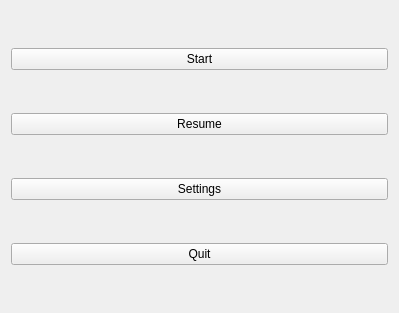
Old version of the form BTM_Qt/mainmenu.ui in the repository skandermoalla/CSE201-Top5.
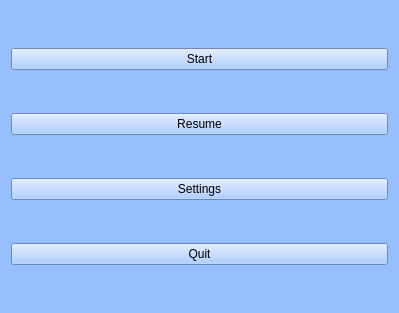
New version of the form.

Patch:
```diff
--- a/BTM_Qt/mainmenu.ui
+++ b/BTM_Qt/mainmenu.ui
@@ -10,6 +10,448 @@
     <height>313</height>
    </rect>
   </property>
+  <property name="palette">
+   <palette>
+    <active>
+     <colorrole role="WindowText">
+      <brush brushstyle="SolidPattern">
+       <color alpha="255">
+        <red>0</red>
+        <green>0</green>
+        <blue>0</blue>
+       </color>
+      </brush>
+     </colorrole>
+     <colorrole role="Button">
+      <brush brushstyle="SolidPattern">
+       <color alpha="255">
+        <red>151</red>
+        <green>191</green>
+        <blue>255</blue>
+       </color>
+      </brush>
+     </colorrole>
+     <colorrole role="Light">
+      <brush brushstyle="SolidPattern">
+       <color alpha="255">
+        <red>255</red>
+        <green>255</green>
+        <blue>255</blue>
+       </color>
+      </brush>
+     </colorrole>
+     <colorrole role="Midlight">
+      <brush brushstyle="SolidPattern">
+       <color alpha="255">
+        <red>203</red>
+        <green>223</green>
+        <blue>255</blue>
+       </color>
+      </brush>
+     </colorrole>
+     <colorrole role="Dark">
+      <brush brushstyle="SolidPattern">
+       <color alpha="255">
+        <red>75</red>
+        <green>95</green>
+        <blue>127</blue>
+       </color>
+      </brush>
+     </colorrole>
+     <colorrole role="Mid">
+      <brush brushstyle="SolidPattern">
+       <color alpha="255">
+        <red>101</red>
+        <green>127</green>
+        <blue>170</blue>
+       </color>
+      </brush>
+     </colorrole>
+     <colorrole role="Text">
+      <brush brushstyle="SolidPattern">
+       <color alpha="255">
+        <red>0</red>
+        <green>0</green>
+        <blue>0</blue>
+       </color>
+      </brush>
+     </colorrole>
+     <colorrole role="BrightText">
+      <brush brushstyle="SolidPattern">
+       <color alpha="255">
+        <red>255</red>
+        <green>255</green>
+        <blue>255</blue>
+       </color>
+      </brush>
+     </colorrole>
+     <colorrole role="ButtonText">
+      <brush brushstyle="SolidPattern">
+       <color alpha="255">
+        <red>0</red>
+        <green>0</green>
+        <blue>0</blue>
+       </color>
+      </brush>
+     </colorrole>
+     <colorrole role="Base">
+      <brush brushstyle="SolidPattern">
+       <color alpha="255">
+        <red>255</red>
+        <green>255</green>
+        <blue>255</blue>
+       </color>
+      </brush>
+     </colorrole>
+     <colorrole role="Window">
+      <brush brushstyle="SolidPattern">
+       <color alpha="255">
+        <red>151</red>
+        <green>191</green>
+        <blue>255</blue>
+       </color>
+      </brush>
+     </colorrole>
+     <colorrole role="Shadow">
+      <brush brushstyle="SolidPattern">
+       <color alpha="255">
+        <red>0</red>
+        <green>0</green>
+        <blue>0</blue>
+       </color>
+      </brush>
+     </colorrole>
+     <colorrole role="AlternateBase">
+      <brush brushstyle="SolidPattern">
+       <color alpha="255">
+        <red>203</red>
+        <green>223</green>
+        <blue>255</blue>
+       </color>
+      </brush>
+     </colorrole>
+     <colorrole role="ToolTipBase">
+      <brush brushstyle="SolidPattern">
+       <color alpha="255">
+        <red>255</red>
+        <green>255</green>
+        <blue>220</blue>
+       </color>
+      </brush>
+     </colorrole>
+     <colorrole role="ToolTipText">
+      <brush brushstyle="SolidPattern">
+       <color alpha="255">
+        <red>0</red>
+        <green>0</green>
+        <blue>0</blue>
+       </color>
+      </brush>
+     </colorrole>
+     <colorrole role="PlaceholderText">
+      <brush brushstyle="SolidPattern">
+       <color alpha="128">
+        <red>0</red>
+        <green>0</green>
+        <blue>0</blue>
+       </color>
+      </brush>
+     </colorrole>
+    </active>
+    <inactive>
+     <colorrole role="WindowText">
+      <brush brushstyle="SolidPattern">
+       <color alpha="255">
+        <red>0</red>
+        <green>0</green>
+        <blue>0</blue>
+       </color>
+      </brush>
+     </colorrole>
+     <colorrole role="Button">
+      <brush brushstyle="SolidPattern">
+       <color alpha="255">
+        <red>151</red>
+        <green>191</green>
+        <blue>255</blue>
+       </color>
+      </brush>
+     </colorrole>
+     <colorrole role="Light">
+      <brush brushstyle="SolidPattern">
+       <color alpha="255">
+        <red>255</red>
+        <green>255</green>
+        <blue>255</blue>
+       </color>
+      </brush>
+     </colorrole>
+     <colorrole role="Midlight">
+      <brush brushstyle="SolidPattern">
+       <color alpha="255">
+        <red>203</red>
+        <green>223</green>
+        <blue>255</blue>
+       </color>
+      </brush>
+     </colorrole>
+     <colorrole role="Dark">
+      <brush brushstyle="SolidPattern">
+       <color alpha="255">
+        <red>75</red>
+        <green>95</green>
+        <blue>127</blue>
+       </color>
+      </brush>
+     </colorrole>
+     <colorrole role="Mid">
+      <brush brushstyle="SolidPattern">
+       <color alpha="255">
+        <red>101</red>
+        <green>127</green>
+        <blue>170</blue>
+       </color>
+      </brush>
+     </colorrole>
+     <colorrole role="Text">
+      <brush brushstyle="SolidPattern">
+       <color alpha="255">
+        <red>0</red>
+        <green>0</green>
+        <blue>0</blue>
+       </color>
+      </brush>
+     </colorrole>
+     <colorrole role="BrightText">
+      <brush brushstyle="SolidPattern">
+       <color alpha="255">
+        <red>255</red>
+        <green>255</green>
+        <blue>255</blue>
+       </color>
+      </brush>
+     </colorrole>
+     <colorrole role="ButtonText">
+      <brush brushstyle="SolidPattern">
+       <color alpha="255">
+        <red>0</red>
+        <green>0</green>
+        <blue>0</blue>
+       </color>
+      </brush>
+     </colorrole>
+     <colorrole role="Base">
+      <brush brushstyle="SolidPattern">
+       <color alpha="255">
+        <red>255</red>
+        <green>255</green>
+        <blue>255</blue>
+       </color>
+      </brush>
+     </colorrole>
+     <colorrole role="Window">
+      <brush brushstyle="SolidPattern">
+       <color alpha="255">
+        <red>151</red>
+        <green>191</green>
+        <blue>255</blue>
+       </color>
+      </brush>
+     </colorrole>
+     <colorrole role="Shadow">
+      <brush brushstyle="SolidPattern">
+       <color alpha="255">
+        <red>0</red>
+        <green>0</green>
+        <blue>0</blue>
+       </color>
+      </brush>
+     </colorrole>
+     <colorrole role="AlternateBase">
+      <brush brushstyle="SolidPattern">
+       <color alpha="255">
+        <red>203</red>
+        <green>223</green>
+        <blue>255</blue>
+       </color>
+      </brush>
+     </colorrole>
+     <colorrole role="ToolTipBase">
+      <brush brushstyle="SolidPattern">
+       <color alpha="255">
+        <red>255</red>
+        <green>255</green>
+        <blue>220</blue>
+       </color>
+      </brush>
+     </colorrole>
+     <colorrole role="ToolTipText">
+      <brush brushstyle="SolidPattern">
+       <color alpha="255">
+        <red>0</red>
+        <green>0</green>
+        <blue>0</blue>
+       </color>
+      </brush>
+     </colorrole>
+     <colorrole role="PlaceholderText">
+      <brush brushstyle="SolidPattern">
+       <color alpha="128">
+        <red>0</red>
+        <green>0</green>
+        <blue>0</blue>
+       </color>
+      </brush>
+     </colorrole>
+    </inactive>
+    <disabled>
+     <colorrole role="WindowText">
+      <brush brushstyle="SolidPattern">
+       <color alpha="255">
+        <red>75</red>
+        <green>95</green>
+        <blue>127</blue>
+       </color>
+      </brush>
+     </colorrole>
+     <colorrole role="Button">
+      <brush brushstyle="SolidPattern">
+       <color alpha="255">
+        <red>151</red>
+        <green>191</green>
+        <blue>255</blue>
+       </color>
+      </brush>
+     </colorrole>
+     <colorrole role="Light">
+      <brush brushstyle="SolidPattern">
+       <color alpha="255">
+        <red>255</red>
+        <green>255</green>
+        <blue>255</blue>
+       </color>
+      </brush>
+     </colorrole>
+     <colorrole role="Midlight">
+      <brush brushstyle="SolidPattern">
+       <color alpha="255">
+        <red>203</red>
+        <green>223</green>
+        <blue>255</blue>
+       </color>
+      </brush>
+     </colorrole>
+     <colorrole role="Dark">
+      <brush brushstyle="SolidPattern">
+       <color alpha="255">
+        <red>75</red>
+        <green>95</green>
+        <blue>127</blue>
+       </color>
+      </brush>
+     </colorrole>
+     <colorrole role="Mid">
+      <brush brushstyle="SolidPattern">
+       <color alpha="255">
+        <red>101</red>
+        <green>127</green>
+        <blue>170</blue>
+       </color>
+      </brush>
+     </colorrole>
+     <colorrole role="Text">
+      <brush brushstyle="SolidPattern">
+       <color alpha="255">
+        <red>75</red>
+        <green>95</green>
+        <blue>127</blue>
+       </color>
+      </brush>
+     </colorrole>
+     <colorrole role="BrightText">
+      <brush brushstyle="SolidPattern">
+       <color alpha="255">
+        <red>255</red>
+        <green>255</green>
+        <blue>255</blue>
+       </color>
+      </brush>
+     </colorrole>
+     <colorrole role="ButtonText">
+      <brush brushstyle="SolidPattern">
+       <color alpha="255">
+        <red>75</red>
+        <green>95</green>
+        <blue>127</blue>
+       </color>
+      </brush>
+     </colorrole>
+     <colorrole role="Base">
+      <brush brushstyle="SolidPattern">
+       <color alpha="255">
+        <red>151</red>
+        <green>191</green>
+        <blue>255</blue>
+       </color>
+      </brush>
+     </colorrole>
+     <colorrole role="Window">
+      <brush brushstyle="SolidPattern">
+       <color alpha="255">
+        <red>151</red>
+        <green>191</green>
+        <blue>255</blue>
+       </color>
+      </brush>
+     </colorrole>
+     <colorrole role="Shadow">
+      <brush brushstyle="SolidPattern">
+       <color alpha="255">
+        <red>0</red>
+        <green>0</green>
+        <blue>0</blue>
+       </color>
+      </brush>
+     </colorrole>
+     <colorrole role="AlternateBase">
+      <brush brushstyle="SolidPattern">
+       <color alpha="255">
+        <red>151</red>
+        <green>191</green>
+        <blue>255</blue>
+       </color>
+      </brush>
+     </colorrole>
+     <colorrole role="ToolTipBase">
+      <brush brushstyle="SolidPattern">
+       <color alpha="255">
+        <red>255</red>
+        <green>255</green>
+        <blue>220</blue>
+       </color>
+      </brush>
+     </colorrole>
+     <colorrole role="ToolTipText">
+      <brush brushstyle="SolidPattern">
+       <color alpha="255">
+        <red>0</red>
+        <green>0</green>
+        <blue>0</blue>
+       </color>
+      </brush>
+     </colorrole>
+     <colorrole role="PlaceholderText">
+      <brush brushstyle="SolidPattern">
+       <color alpha="128">
+        <red>0</red>
+        <green>0</green>
+        <blue>0</blue>
+       </color>
+      </brush>
+     </colorrole>
+    </disabled>
+   </palette>
+  </property>
   <property name="windowTitle">
    <string>MainMenu</string>
   </property>
```
